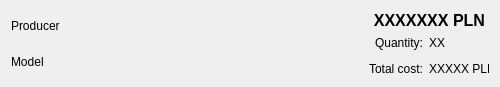
Qt form orderhistorydevicewidget.ui (szymon27/xkomx) before a commit.
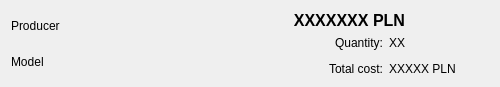
The same form after that commit.

Patch:
```diff
--- a/orderhistorydevicewidget.ui
+++ b/orderhistorydevicewidget.ui
@@ -80,7 +80,7 @@
         <widget class="QLabel" name="lbQuantity_">
          <property name="minimumSize">
           <size>
-           <width>60</width>
+           <width>100</width>
            <height>0</height>
           </size>
          </property>
@@ -102,7 +102,7 @@
         <widget class="QLabel" name="lbQuantity">
          <property name="minimumSize">
           <size>
-           <width>60</width>
+           <width>100</width>
            <height>0</height>
           </size>
          </property>
@@ -138,7 +138,7 @@
         <widget class="QLabel" name="lbTotalCost_">
          <property name="minimumSize">
           <size>
-           <width>60</width>
+           <width>100</width>
            <height>0</height>
           </size>
          </property>
@@ -160,7 +160,7 @@
         <widget class="QLabel" name="lbTotalCost">
          <property name="minimumSize">
           <size>
-           <width>60</width>
+           <width>100</width>
            <height>0</height>
           </size>
          </property>
```
